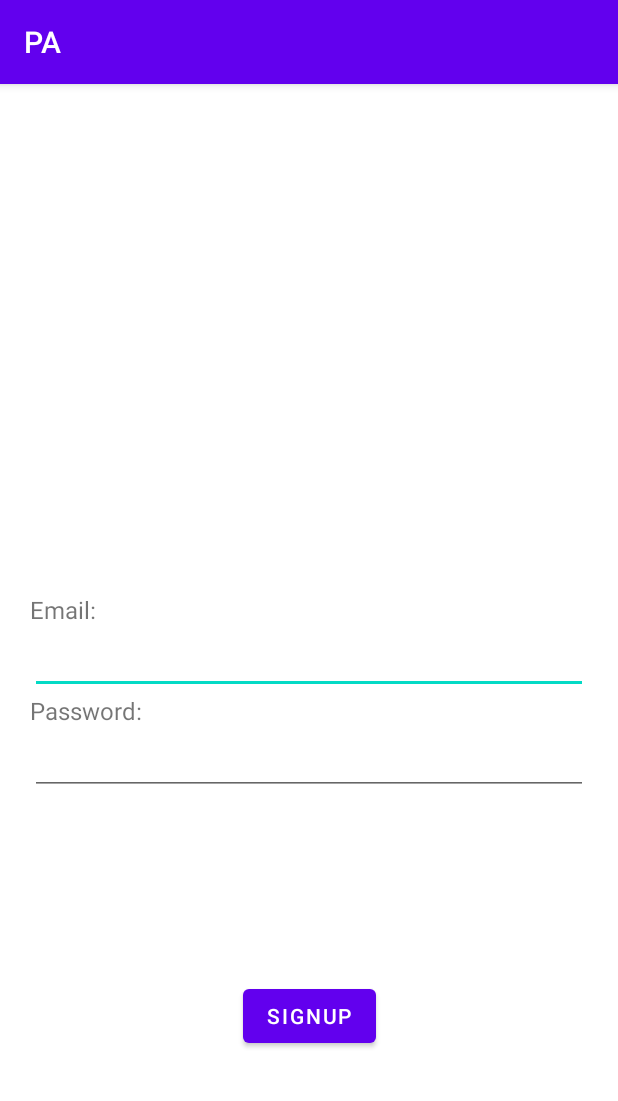
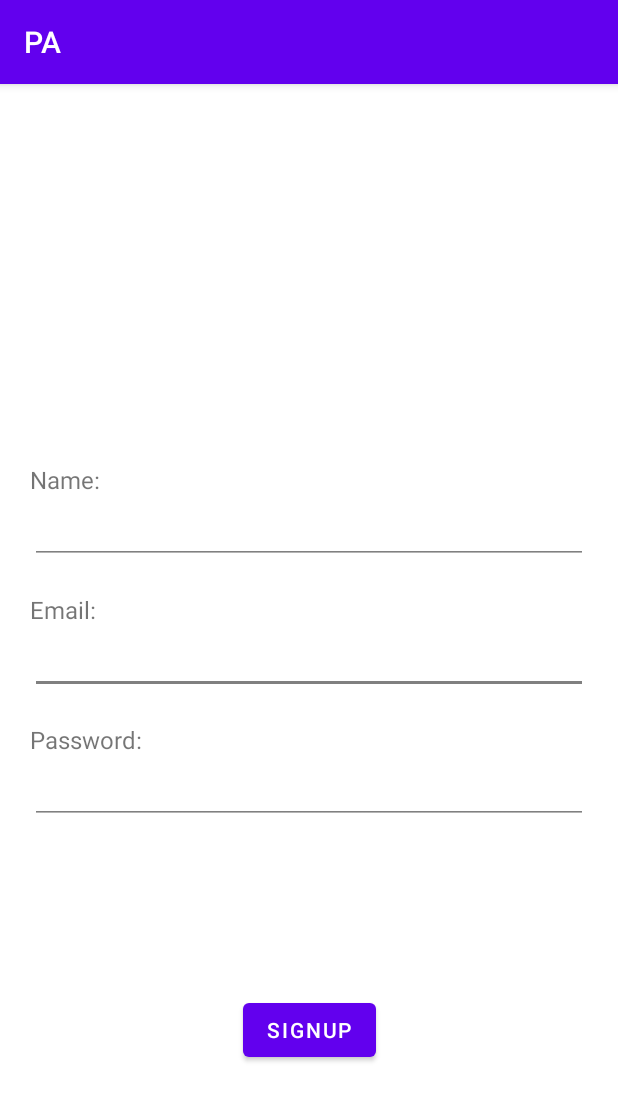
Before and after one commit to theredstone496/pp, an Android app: the fragment SignupTab shown on its own in the app's theme, on a phone screen of 412 x 824 dp. Shown: the top 1101 px of the screen. Run offline under Robolectric (Android 15) with nearby library versions, the light colour scheme and no system bars.

Commit message:
added checks to signup username/email/password

```diff
--- a/app/src/main/java/com/example/pa/SignupTab.kt
+++ b/app/src/main/java/com/example/pa/SignupTab.kt
@@ -1,18 +1,179 @@
 package com.example.pa
 
+import android.content.res.ColorStateList
 import android.os.Bundle
+import android.text.TextWatcher
 import android.view.LayoutInflater
 import android.view.View
 import android.view.ViewGroup
+import android.widget.Button
+import android.widget.EditText
+import android.widget.TextView
 import androidx.fragment.app.Fragment
+import android.text.Editable
+import androidx.appcompat.app.AlertDialog
+import androidx.core.content.ContextCompat
+
 
 class SignupTab : Fragment() {
+
+    private lateinit var nameET : EditText
+    private lateinit var emailET : EditText
+    private lateinit var passwordET : EditText
+
+    private lateinit var nameWarning : TextView
+    private lateinit var emailWarning : TextView
+    private lateinit var passwordWarning : TextView
+
+    private lateinit var signupBtn : Button
+
+    private val emailRegex = Regex("""[\w.-]+@\w+(.[\w.-]+)+""")
 
     override fun onCreateView(
         inflater: LayoutInflater, container: ViewGroup?,
         savedInstanceState: Bundle?
     ): View? {
         val view: View = inflater.inflate(R.layout.fragment_signuptab, container, false)
+
+        nameET = view.findViewById(R.id.nameET)
+        emailET = view.findViewById(R.id.emailET)
+        passwordET = view.findViewById(R.id.passwordET)
+
+        nameWarning = view.findViewById(R.id.nameWarning)
+        emailWarning = view.findViewById(R.id.emailWarning)
+        passwordWarning = view.findViewById(R.id.passwordWarning)
+
+        signupBtn = view.findViewById(R.id.signupBtn)
+
+        nameET.backgroundTintList = ColorStateList.valueOf(ContextCompat.getColor(context!!, R.color.gray))
+        emailET.backgroundTintList = ColorStateList.valueOf(ContextCompat.getColor(context!!, R.color.gray))
+        passwordET.backgroundTintList = ColorStateList.valueOf(ContextCompat.getColor(context!!, R.color.gray))
+
+        nameET.addTextChangedListener(object: TextWatcher {
+            override fun onTextChanged(s: CharSequence, start: Int, before: Int, count: Int) {
+                checkName(nameET.text.toString())
+            }
+            override fun beforeTextChanged(s: CharSequence, start: Int, count: Int, after: Int) {}
+            override fun afterTextChanged(s: Editable) {}
+        })
+
+        emailET.addTextChangedListener(object: TextWatcher {
+            override fun onTextChanged(s: CharSequence, start: Int, before: Int, count: Int) {
+                checkEmail(emailET.text.toString())
+            }
+            override fun beforeTextChanged(s: CharSequence, start: Int, count: Int, after: Int) {}
+            override fun afterTextChanged(s: Editable) {}
+        })
+
+        passwordET.addTextChangedListener(object: TextWatcher {
+            override fun onTextChanged(s: CharSequence, start: Int, before: Int, count: Int) {
+                checkPassword(passwordET.text.toString())
+            }
+            override fun beforeTextChanged(s: CharSequence, start: Int, count: Int, after: Int) {}
+            override fun afterTextChanged(s: Editable) {}
+        })
+
+        signupBtn.setOnClickListener { view ->
+            if (checkName(nameET.text.toString()) &&
+                checkEmail(emailET.text.toString()) &&
+                checkPassword(passwordET.text.toString())) {
+                // All entries are valid, "signup"
+                val builder = AlertDialog.Builder(context!!)
+                builder.setTitle(R.string.successAlertTitle)
+                builder.setMessage(R.string.successAlertText)
+                val alertDialog : AlertDialog = builder.create()
+                alertDialog.setIcon(R.drawable.ic_baseline_check_circle_24)
+                alertDialog.show()
+            }
+            else {
+                // One or more entries are invalid, failed signup
+                val builder = AlertDialog.Builder(context!!)
+                builder.setTitle(R.string.failureAlertTitle)
+                builder.setMessage(R.string.failureAlertText)
+                val alertDialog : AlertDialog = builder.create()
+                alertDialog.setIcon(R.drawable.ic_baseline_error_24)
+                alertDialog.show()
+            }
+        }
+
         return view
     }
+
+    // Requirement for name: 4-16 characters
+    private fun checkName(name: String): Boolean {
+        if (name=="") {
+            // Nothing is entered, invalid but no error
+            nameET.backgroundTintList = ColorStateList.valueOf(ContextCompat.getColor(context!!, R.color.gray))
+            nameWarning.text = ""
+            return false
+        }
+        else if (name.length in 4..16) {
+            // Valid name entered
+            nameET.backgroundTintList = ColorStateList.valueOf(ContextCompat.getColor(context!!, R.color.gray))
+            nameWarning.text = ""
+            return true
+        }
+        // Invalid name entered
+        nameET.backgroundTintList = ColorStateList.valueOf(ContextCompat.getColor(context!!, R.color.red))
+        nameWarning.text = getString(R.string.nameLengthWarning)
+        return false
+    }
+
+    // Requirement for email: valid with @ and . symbol
+    private fun checkEmail(email: String): Boolean {
+        if (email=="") {
+            // Nothing is entered, invalid but no error
+            emailET.backgroundTintList = ColorStateList.valueOf(ContextCompat.getColor(context!!, R.color.gray))
+            emailWarning.text = ""
+            return false
+        }
+        else if (email.matches(emailRegex)) {
+            // Valid email entered
+            emailET.backgroundTintList = ColorStateList.valueOf(ContextCompat.getColor(context!!, R.color.gray))
+            emailWarning.text = ""
+            return true
+        }
+        // Invalid email entered
+        emailET.backgroundTintList = ColorStateList.valueOf(ContextCompat.getColor(context!!, R.color.red))
+        emailWarning.text = getString(R.string.emailWarning)
+        return false
+    }
+
+    /* Requirement for passwords:
+     * At least 8 characters
+     * Contains at least 1 number
+     * Contains at least 1 character
+     */
+    private fun checkPassword(password: String): Boolean {
+        if (password=="") {
+            // Nothing is entered, invalid but no error
+            passwordET.backgroundTintList = ColorStateList.valueOf(ContextCompat.getColor(context!!, R.color.gray))
+            passwordWarning.text = ""
+            return false
+        }
+        else if (password.length < 8) {
+            // Too short
+            passwordET.backgroundTintList = ColorStateList.valueOf(ContextCompat.getColor(context!!, R.color.red))
+            passwordWarning.text = getString(R.string.passwordLengthWarning)
+            return false
+        }
+        else if (!password.contains(Regex("""\d"""))) {
+            // No numbers
+            passwordET.backgroundTintList = ColorStateList.valueOf(ContextCompat.getColor(context!!, R.color.red))
+            passwordWarning.text = getString(R.string.passwordNumberWarning)
+            return false
+        }
+        else if (!password.contains(Regex("""[a-zA-Z]"""))) {
+            // No letters
+            passwordET.backgroundTintList = ColorStateList.valueOf(ContextCompat.getColor(context!!, R.color.red))
+            passwordWarning.text = getString(R.string.passwordLetterWarning)
+            return false
+        }
+        // Valid password
+        passwordET.backgroundTintList = ColorStateList.valueOf(ContextCompat.getColor(context!!, R.color.gray))
+        passwordWarning.text = ""
+        return true
+    }
+
+
 }
--- /dev/null
+++ b/app/src/main/res/drawable/ic_baseline_check_circle_24.xml
@@ -0,0 +1,10 @@
+<vector xmlns:android="http://schemas.android.com/apk/res/android"
+    android:width="24dp"
+    android:height="24dp"
+    android:viewportWidth="24"
+    android:viewportHeight="24"
+    android:tint="?attr/colorControlNormal">
+  <path
+      android:fillColor="@android:color/white"
+      android:pathData="M12,2C6.48,2 2,6.48 2,12s4.48,10 10,10 10,-4.48 10,-10S17.52,2 12,2zM10,17l-5,-5 1.41,-1.41L10,14.17l7.59,-7.59L19,8l-9,9z"/>
+</vector>
--- /dev/null
+++ b/app/src/main/res/drawable/ic_baseline_error_24.xml
@@ -0,0 +1,10 @@
+<vector xmlns:android="http://schemas.android.com/apk/res/android"
+    android:width="24dp"
+    android:height="24dp"
+    android:viewportWidth="24"
+    android:viewportHeight="24"
+    android:tint="?attr/colorControlNormal">
+  <path
+      android:fillColor="@android:color/white"
+      android:pathData="M12,2C6.48,2 2,6.48 2,12s4.48,10 10,10 10,-4.48 10,-10S17.52,2 12,2zM13,17h-2v-2h2v2zM13,13h-2L11,7h2v6z"/>
+</vector>
--- a/app/src/main/res/layout/fragment_signuptab.xml
+++ b/app/src/main/res/layout/fragment_signuptab.xml
@@ -8,7 +8,7 @@
     android:layout_marginEnd="20dp">
 
     <EditText
-        android:id="@+id/editTextTextEmailAddress"
+        android:id="@+id/emailET"
         android:layout_width="0dp"
         android:layout_height="wrap_content"
         android:ems="10"
@@ -19,7 +19,18 @@
         app:layout_constraintTop_toTopOf="parent" />
 
     <EditText
-        android:id="@+id/editTextTextPassword"
+        android:id="@+id/nameET"
+        android:layout_width="0dp"
+        android:layout_height="wrap_content"
+        android:ems="10"
+        android:inputType="textPersonName"
+        app:layout_constraintBottom_toTopOf="@+id/nameWarning"
+        app:layout_constraintEnd_toEndOf="parent"
+        app:layout_constraintHorizontal_bias="0.0"
+        app:layout_constraintStart_toStartOf="parent" />
+
+    <EditText
+        android:id="@+id/passwordET"
         android:layout_width="0dp"
         android:layout_height="wrap_content"
         android:ems="10"
@@ -32,27 +43,61 @@
         android:id="@+id/textView"
         android:layout_width="wrap_content"
         android:layout_height="wrap_content"
-        android:text="Email:"
+        android:text="@string/email"
         android:textSize="16sp"
-        app:layout_constraintBottom_toTopOf="@+id/editTextTextEmailAddress"
+        app:layout_constraintBottom_toTopOf="@+id/emailET"
+        app:layout_constraintStart_toStartOf="parent" />
+
+    <TextView
+        android:id="@+id/textView3"
+        android:layout_width="wrap_content"
+        android:layout_height="wrap_content"
+        android:text="@string/name"
+        android:textSize="16sp"
+        app:layout_constraintBottom_toTopOf="@+id/nameET"
         app:layout_constraintStart_toStartOf="parent" />
 
     <TextView
         android:id="@+id/textView2"
         android:layout_width="wrap_content"
         android:layout_height="wrap_content"
-        android:text="Password:"
+        android:text="@string/password"
         android:textSize="16sp"
         app:layout_constraintStart_toStartOf="parent"
-        app:layout_constraintTop_toBottomOf="@+id/editTextTextEmailAddress" />
+        app:layout_constraintTop_toBottomOf="@+id/emailWarning" />
 
     <Button
-        android:id="@+id/button"
+        android:id="@+id/signupBtn"
         android:layout_width="wrap_content"
         android:layout_height="wrap_content"
-        android:text="SIGNUP"
+        android:text="@string/signupBtn"
         app:layout_constraintBottom_toBottomOf="parent"
         app:layout_constraintEnd_toEndOf="parent"
         app:layout_constraintStart_toStartOf="parent"
-        app:layout_constraintTop_toBottomOf="@+id/editTextTextPassword" />
+        app:layout_constraintTop_toBottomOf="@+id/passwordET" />
+
+    <TextView
+        android:id="@+id/nameWarning"
+        android:layout_width="wrap_content"
+        android:layout_height="wrap_content"
+        android:textColor="@color/red"
+        app:layout_constraintBottom_toTopOf="@+id/textView"
+        app:layout_constraintStart_toStartOf="parent" />
+
+    <TextView
+        android:id="@+id/emailWarning"
+        android:layout_width="wrap_content"
+        android:layout_height="wrap_content"
+        android:textColor="@color/red"
+        app:layout_constraintStart_toStartOf="parent"
+        app:layout_constraintTop_toBottomOf="@+id/emailET" />
+
+    <TextView
+        android:id="@+id/passwordWarning"
+        android:layout_width="wrap_content"
+        android:layout_height="wrap_content"
+        android:textColor="@color/red"
+        app:layout_constraintStart_toStartOf="parent"
+        app:layout_constraintTop_toBottomOf="@+id/passwordET" />
+
 </androidx.constraintlayout.widget.ConstraintLayout>
--- a/app/src/main/res/values/colors.xml
+++ b/app/src/main/res/values/colors.xml
@@ -7,4 +7,6 @@
     <color name="teal_700">#FF018786</color>
     <color name="black">#FF000000</color>
     <color name="white">#FFFFFFFF</color>
+    <color name="red">#FFFF0000</color>
+    <color name="gray">#FF808080</color>
 </resources>
--- a/app/src/main/res/values/strings.xml
+++ b/app/src/main/res/values/strings.xml
@@ -12,4 +12,20 @@
     <string name="hello_second_fragment">Hello second fragment. Arg: %1$s</string>
     <string name="reviews_text">Reviews</string>
     <string name="info">Hi hello we are supervend and we sell food through a nonexistent vending machine and i love choclate chip. Our phoe numebr is 1231232018012731203812738123!</string>
+
+    <string name="name">Name:</string>
+    <string name="email">Email:</string>
+    <string name="password">Password:</string>
+    <string name="signupBtn">SIGNUP</string>
+
+    <string name="nameLengthWarning">! Your name must be 4 - 16 characters.</string>
+    <string name="emailWarning">! Invalid email</string>
+    <string name="passwordLengthWarning">! Your password must be at least 8 characters</string>
+    <string name="passwordNumberWarning">! Your password must contain a number</string>
+    <string name="passwordLetterWarning">! Your password must contain a letter</string>
+
+    <string name="successAlertTitle">Success!</string>
+    <string name="successAlertText">You have been successfully signed up!</string>
+    <string name="failureAlertTitle">Oh no!</string>
+    <string name="failureAlertText">One of your details are incorrect...</string>
 </resources>
```
Also changed, not shown: app/src/main/res/drawable/ic_baseline_add_24.xml (added, +10 -0 lines).
